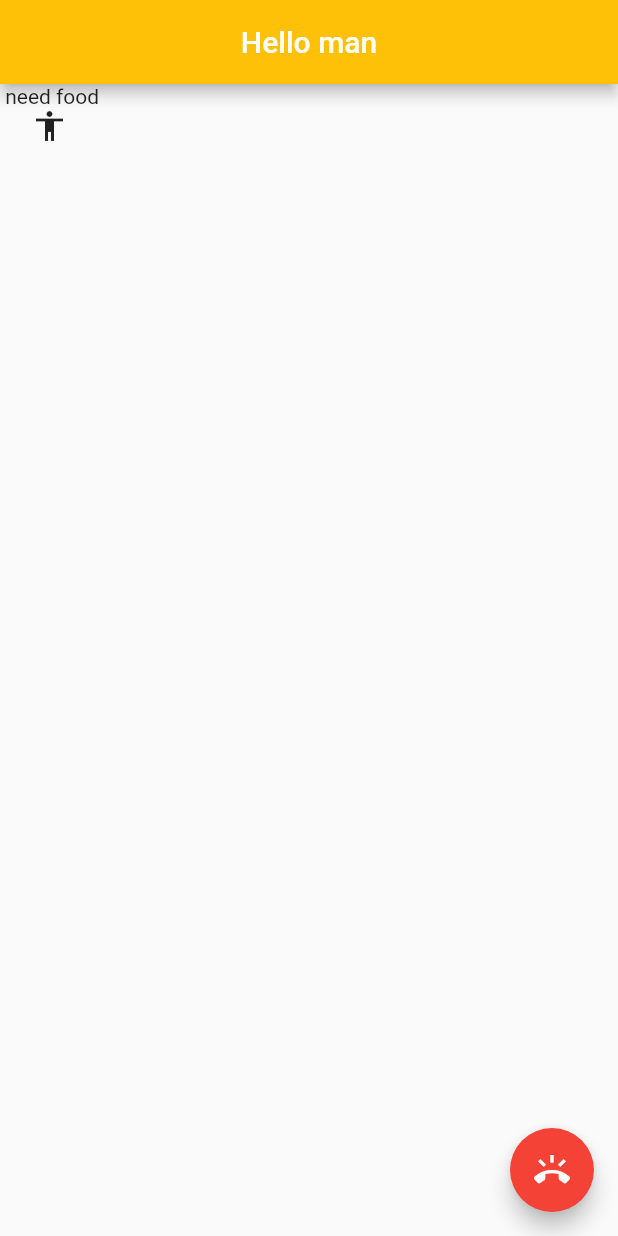
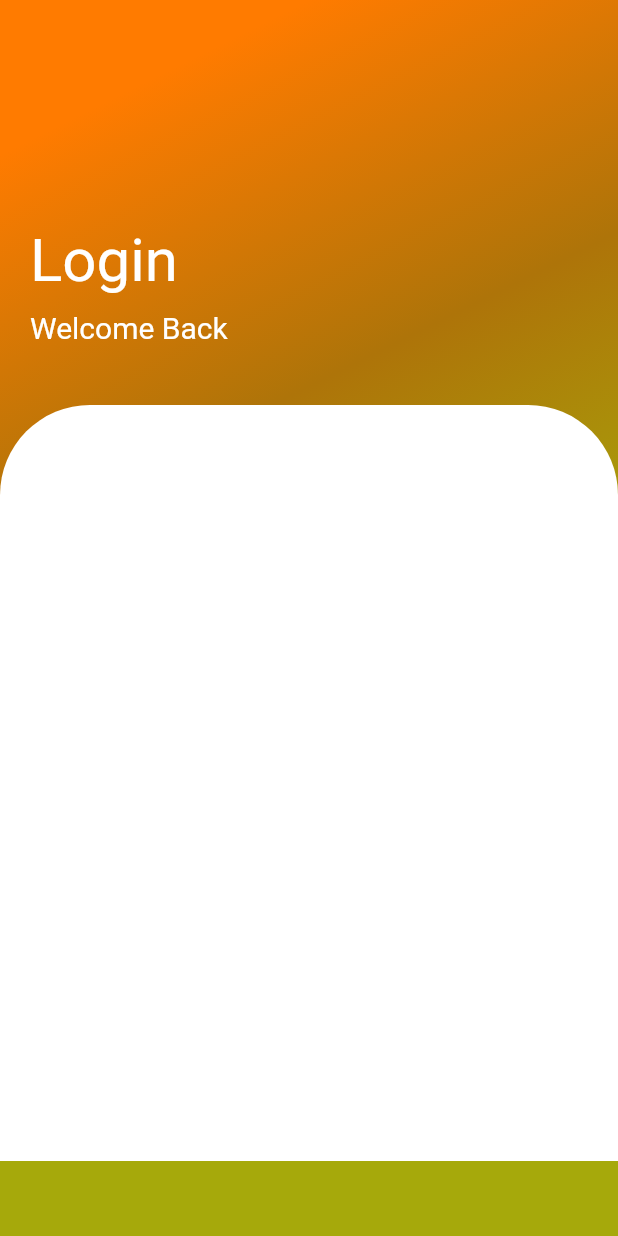
Before and after one commit to yokwejuste/FlutterProjects, a Flutter app: the screen it shows after launch, on a phone screen of 412 x 824 dp. Run offline on Flutter 3.47's test engine with Material 2 defaults, Android fonts, the phone set to English and light mode, and no system bars; our stand-ins replace google_fonts.

Commit message:
building the main ui

```diff
--- /dev/null
+++ b/testapp/lib/home.dart
@@ -0,0 +1,75 @@
+import 'package:flutter/material.dart';
+
+class HomePage extends StatelessWidget {
+  const HomePage({Key? key}) : super(key: key);
+
+  @override
+  Widget build(BuildContext context) {
+    return Scaffold(
+      body: Container(
+        padding: const EdgeInsets.symmetric(vertical: 50),
+        width: double.infinity,
+        decoration: const BoxDecoration(
+          gradient: LinearGradient(
+            begin: Alignment.topCenter,
+            colors: <Color>[
+              Color(0xFFFF7B00),
+              Color(0xFFAE7409),
+              Color(0xFFA6A90B)
+            ],
+          ),
+        ),
+        child: Column(
+          crossAxisAlignment: CrossAxisAlignment.start,
+          children: <Widget>[
+            const SizedBox(height: 80),
+            Padding(
+              padding: const EdgeInsets.all(20),
+              child: Column(
+                crossAxisAlignment: CrossAxisAlignment.start,
+                children: const <Widget>[
+                  Text("Login",
+                      style: TextStyle(color: Colors.white, fontSize: 40),
+                      textAlign: TextAlign.center),
+                  SizedBox(height: 10),
+                  Text("Welcome Back",
+                      style: TextStyle(color: Colors.white, fontSize: 20),
+                      textAlign: TextAlign.center),
+                ],
+              ),
+            ),
+            const SizedBox(height: 20),
+            Expanded(
+              child: Container(
+                decoration: const BoxDecoration(
+                  color: Colors.white,
+                  borderRadius: BorderRadius.only(
+                    topLeft: Radius.circular(60),
+                    topRight: Radius.circular(60),
+                  ),
+                ),
+                child: Padding(
+                  padding: const EdgeInsets.all(20),
+                  child: Column(
+                    children: <Widget>[
+                      Container(
+                        decoration: const BoxDecoration(
+                          color: Colors.white,
+                          boxShadow: [
+                            BoxShadow(
+                              color: Color.fromRGBO(255, 95, 27, 0.3),
+                            ),
+                          ],
+                        ),
+                      ),
+                    ],
+                  ),
+                ),
+              ),
+            ),
+          ],
+        ),
+      ),
+    );
+  }
+}
--- a/testapp/lib/main.dart
+++ b/testapp/lib/main.dart
@@ -1,4 +1,5 @@
 import 'package:flutter/material.dart';
+import 'home.dart';
 
 void main() => runApp(const MyApp());
 
@@ -6,30 +7,9 @@ class MyApp extends StatelessWidget {
   const MyApp({Key? key}) : super(key: key);
 
   @override
-  Widget build(BuildContext context) => MaterialApp(
+  Widget build(BuildContext context) => const MaterialApp(
         debugShowCheckedModeBanner: false,
         title: 'Flutter Demo',
-        home: Scaffold(
-          appBar: AppBar(
-            title: const Text("Hello man"),
-            backgroundColor: Colors.amber,
-            centerTitle: true,
-          ),
-          body: Column(
-            children: const [
-              Text(" need food"),
-              Icon(Icons.accessibility_sharp),
-            ],
-          ),
-          floatingActionButton: FloatingActionButton(
-            backgroundColor: Colors.red,
-            child: const Icon(Icons.ring_volume),
-            onPressed: () {},
-          ),
-        ),
-        darkTheme: ThemeData(
-          accentColor: Colors.amber,
-          primaryColorDark: Colors.blueGrey,
-        ),
+        home: HomePage()
       );
 }
```
